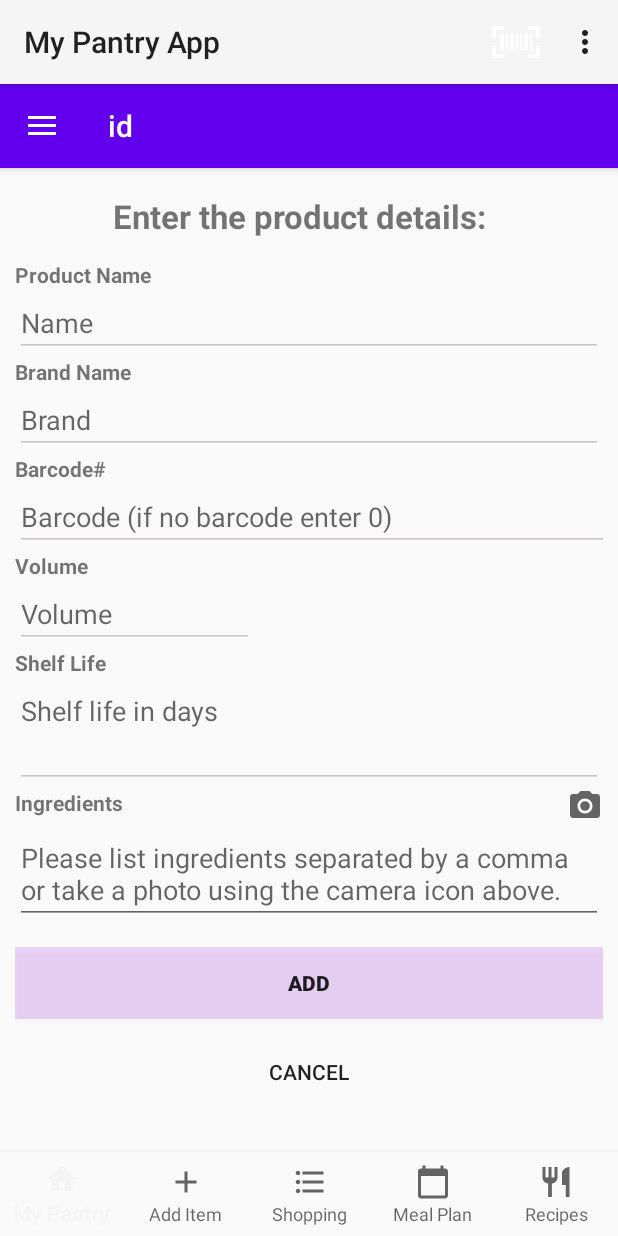
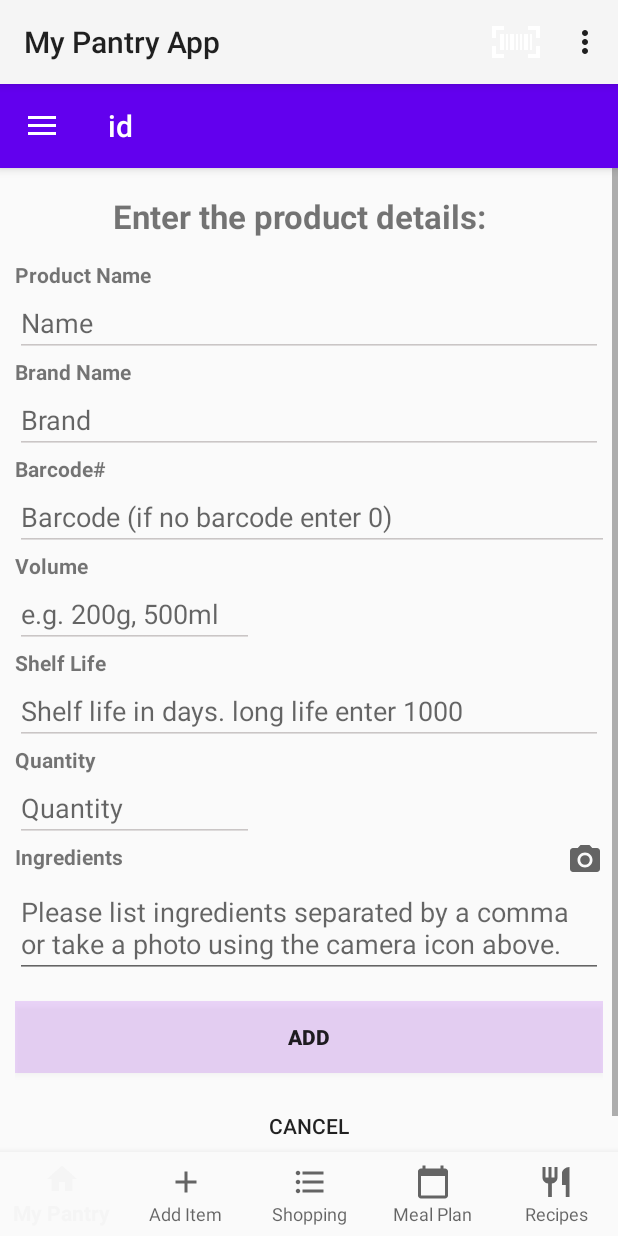
Before and after one commit to JakeBriscoe/MyPantryApp, an Android app: the fragment AddItemManually placed in its activity, on a phone screen of 412 x 824 dp. Run offline under Robolectric (Android 15) with nearby library versions, the phone set to English and light mode, and no system bars; our stand-ins replace Firebase (no records; nobody signed in at launch, a user with empty details on screens opened directly); libraries missing offline, so code that uses them is left out: androidx.constraintlayout.solver; 1 statement that could not run was skipped.

Commit message:
added in functionality for add product, to add to pantry. nedd to fix the quantity issue.

```diff
--- a/app/src/main/java/com/example/mypantryapp/HomeFragment.java
+++ b/app/src/main/java/com/example/mypantryapp/HomeFragment.java
@@ -1,5 +1,6 @@
 package com.example.mypantryapp;
 
+import android.content.Context;
 import android.os.Bundle;
 import android.view.LayoutInflater;
 import android.view.View;
@@ -14,8 +15,14 @@ import androidx.recyclerview.widget.LinearLayoutManager;
 import androidx.recyclerview.widget.RecyclerView;
 
 import com.example.mypantryapp.adapter.ProductAdapter;
+import com.google.android.gms.tasks.OnCompleteListener;
+import com.google.android.gms.tasks.Task;
 import com.google.android.material.bottomnavigation.BottomNavigationView;
+import com.google.firebase.firestore.DocumentReference;
+import com.google.firebase.firestore.DocumentSnapshot;
 import com.google.firebase.firestore.FirebaseFirestore;
+
+import java.util.Map;
 
 public class HomeFragment extends Fragment implements ProductAdapter.ItemClickListener {
     private final FirebaseFirestore db = FirebaseFirestore.getInstance();
@@ -28,6 +35,25 @@ public class HomeFragment extends Fragment implements ProductAdapter.ItemClickLi
         // POSSIBLY NOT NEEDED. Show bottom navigation
         BottomNavigationView navBar = getActivity().findViewById(R.id.bottom_navigation_drawer);
         navBar.setVisibility(View.VISIBLE);
+
+        String docRefPantry = this.getActivity().getSharedPreferences("PREFERENCE", Context.MODE_PRIVATE)
+                .getString("pantryRef", null);
+        DocumentReference docRef = db.collection("pantries").document(docRefPantry);
+        docRef.get().addOnCompleteListener(new OnCompleteListener<DocumentSnapshot>() {
+            @Override
+            public void onComplete(@NonNull Task<DocumentSnapshot> task) {
+                if (task.isSuccessful()) {
+                    DocumentSnapshot document = task.getResult();
+                    if (document.exists()) {
+                        Map<String, Object> data = document.getData();
+                        if (data.get("pantryName") != null) {
+                            Toolbar toolbar = getActivity().findViewById(R.id.toolbar);
+                            toolbar.setTitle((CharSequence) data.get("pantryName"));
+                        }
+                    }
+                }
+            }
+        });
 
         return inflater.inflate(R.layout.fragment_home, container, false);
     }
--- a/app/src/main/java/com/example/mypantryapp/domain/PantryItem.java
+++ b/app/src/main/java/com/example/mypantryapp/domain/PantryItem.java
@@ -19,6 +19,9 @@ public class PantryItem {
         this.category = category;
         this.kitchenLocation = kitchenLocation;
         this.expiry = expiry;
+    }
+
+    public PantryItem() {
     }
 
     public Product getProduct() {
--- a/app/src/main/res/layout/fragment_add_item_manually.xml
+++ b/app/src/main/res/layout/fragment_add_item_manually.xml
@@ -104,13 +104,13 @@
                 android:textStyle="bold" />
 
             <EditText
-                android:id="@+id/QuantityInputMan"
+                android:id="@+id/VolumeInputMan"
                 android:layout_width="159dp"
                 android:layout_height="wrap_content"
                 android:backgroundTint="#BAB8B2B2"
                 android:ems="10"
-                android:hint="Volume"
-                android:inputType="numberDecimal"
+                android:hint="e.g. 200g, 500ml"
+                android:inputType="text"
                 android:selectAllOnFocus="true" />
 
 
@@ -124,12 +124,28 @@
             <EditText
                 android:id="@+id/shelfLifeInputMan"
                 android:layout_width="match_parent"
-                android:layout_height="74dp"
+                android:layout_height="wrap_content"
                 android:backgroundTint="#BAB8B2B2"
                 android:ems="10"
                 android:gravity="start|top"
-                android:hint="Shelf life in days"
-                android:inputType="textMultiLine" />
+                android:hint="Shelf life in days. long life enter 1000"
+                android:inputType="number" />
+            <TextView
+                android:id="@+id/textView20"
+                android:layout_width="match_parent"
+                android:layout_height="wrap_content"
+                android:text="Quantity"
+                android:textStyle="bold" />
+
+            <EditText
+                android:id="@+id/QuantityInputMan"
+                android:layout_width="159dp"
+                android:layout_height="wrap_content"
+                android:backgroundTint="#BAB8B2B2"
+                android:ems="10"
+                android:gravity="start|top"
+                android:hint="Quantity"
+                android:inputType="number" />
 
             <TextView
                 android:id="@+id/ingredientsTitle"
```
Also changed, not shown: app/src/main/java/com/example/mypantryapp/AddItemManually.java (+112 -48 lines), app/src/main/java/com/example/mypantryapp/SettingsFragment.java (+24 -1 lines).
